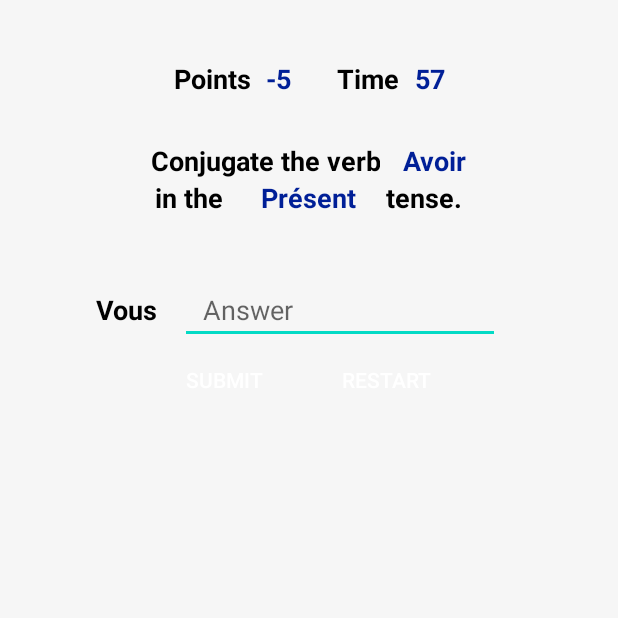
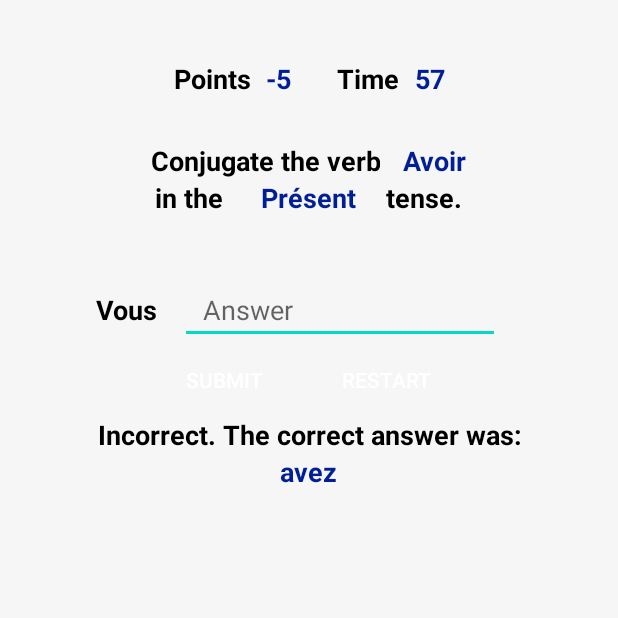
Before and after one commit to Sean-Stilwell/uOttaHack4, an Android app: the PlayGame screen opened directly, with no data from a screen before it, after a tap on "SUBMIT", on a phone screen of 412 x 824 dp, the top half of it. Run offline under Robolectric (Android 15) with nearby library versions, the phone set to English and light mode, and no system bars.

Commit message:
The correct answer is now displayed after inaccuracies

```diff
--- a/app/src/main/java/com/example/conjeuguez/PlayGame.java
+++ b/app/src/main/java/com/example/conjeuguez/PlayGame.java
@@ -87,6 +87,8 @@ public class PlayGame extends AppCompatActivity {
     public void submitButton(View v){
         // We save the Edit Text box as a variable so we can clear it after a submission.
         EditText box = (EditText) findViewById(R.id.answerBox);
+        TextView resultView1 = (TextView) findViewById(R.id.textView55);
+        TextView resultView2 = (TextView) findViewById(R.id.textView56);
 
         // We keep track of how users perform in each verb tense.
         int totalAttempts = prefs.getInt(tense + "attempts", 0);
@@ -95,12 +97,17 @@ public class PlayGame extends AppCompatActivity {
 
         // If the user gets an answer right, they are awarded points.
         if (box.getText().toString().toLowerCase().trim().equals(answer.trim())){
+            resultView1.setVisibility(View.GONE);
+            resultView2.setVisibility(View.GONE);
             points = points + 10;
             correct++;
             totalCorrect++;
         }
         else { // If the user is wrong, their points are decremented
             points = points - 5;
+            resultView1.setVisibility(View.VISIBLE);
+            resultView2.setVisibility(View.VISIBLE);
+            resultView2.setText(answer);
         }
         attempts++;
 
@@ -158,7 +165,7 @@ public class PlayGame extends AppCompatActivity {
 
             verb = array[0]; // The unconjugated verb is found in the 0 position
             generatePronoun(); // We select a random pronoun to be used in the solution
-            answer = array[pronounVal + 1]; // We then select the answer that corresponds to the pronoun.
+            answer = array[pronounVal + 1].trim(); // We then select the answer that corresponds to the pronoun.
             if (pronoun.equals("Je")){
                 validateJe();
             }
--- a/app/src/main/res/layout/activity_play_game.xml
+++ b/app/src/main/res/layout/activity_play_game.xml
@@ -233,6 +233,31 @@
 
         </LinearLayout>
 
+        <TextView
+            android:id="@+id/textView55"
+            android:layout_width="wrap_content"
+            android:layout_height="wrap_content"
+            android:gravity="end"
+            android:paddingLeft="15dp"
+            android:paddingRight="15dp"
+            android:text="@string/incorrect"
+            android:textColor="#000000"
+            android:textSize="18sp"
+            android:textStyle="bold"
+            android:visibility="gone" />
+
+        <TextView
+            android:id="@+id/textView56"
+            android:layout_width="wrap_content"
+            android:layout_height="wrap_content"
+            android:paddingLeft="0dp"
+            android:paddingRight="0dp"
+            android:text="@string/placeholder"
+            android:textColor="@color/main_colour"
+            android:textSize="18sp"
+            android:textStyle="bold"
+            android:visibility="gone" />
+
         <LinearLayout
             android:layout_width="match_parent"
             android:layout_height="wrap_content"
@@ -252,7 +277,8 @@
                 android:text="@string/results1"
                 android:textColor="#000000"
                 android:textSize="18sp"
-                android:textStyle="bold" />
+                android:textStyle="bold"
+                android:visibility="gone" />
 
             <TextView
                 android:id="@+id/textView46"
@@ -263,7 +289,8 @@
                 android:text="@string/placeholder"
                 android:textColor="@color/main_colour"
                 android:textSize="18sp"
-                android:textStyle="bold" />
+                android:textStyle="bold"
+                android:visibility="gone" />
 
         </LinearLayout>
 
@@ -285,7 +312,8 @@
                 android:text="@string/results2"
                 android:textColor="#000000"
                 android:textSize="18sp"
-                android:textStyle="bold" />
+                android:textStyle="bold"
+                android:visibility="gone" />
 
             <TextView
                 android:id="@+id/textView48"
@@ -296,7 +324,8 @@
                 android:text="@string/placeholder"
                 android:textColor="@color/main_colour"
                 android:textSize="18sp"
-                android:textStyle="bold" />
+                android:textStyle="bold"
+                android:visibility="gone" />
         </LinearLayout>
 
     </LinearLayout>
--- a/app/src/main/res/values/strings.xml
+++ b/app/src/main/res/values/strings.xml
@@ -36,6 +36,7 @@
     <string name="sub_attempted">Subjonctif (Présent) Verbs Attempted:</string>
     <string name="sub_passed">Subjonctif (Présent) Verbs Passed:</string>
     <string name="sub_pass_rate">Subjonctif (Présent) Pass Rate:</string>
+    <string name="incorrect">Incorrect. The correct answer was:</string>
 
     <string name="placeholder">XXX</string>
 
```
Also changed, not shown: 1 other file.
